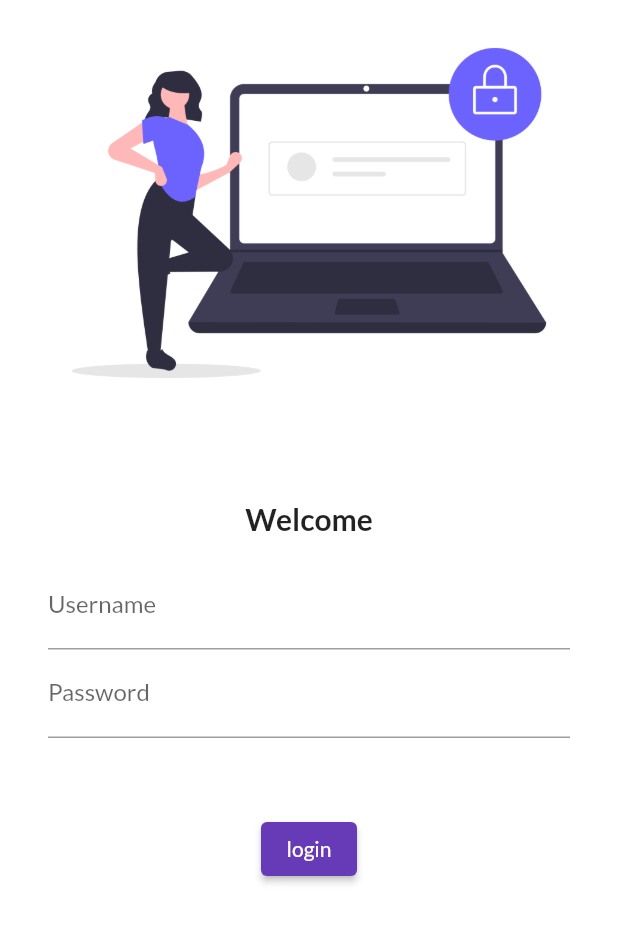
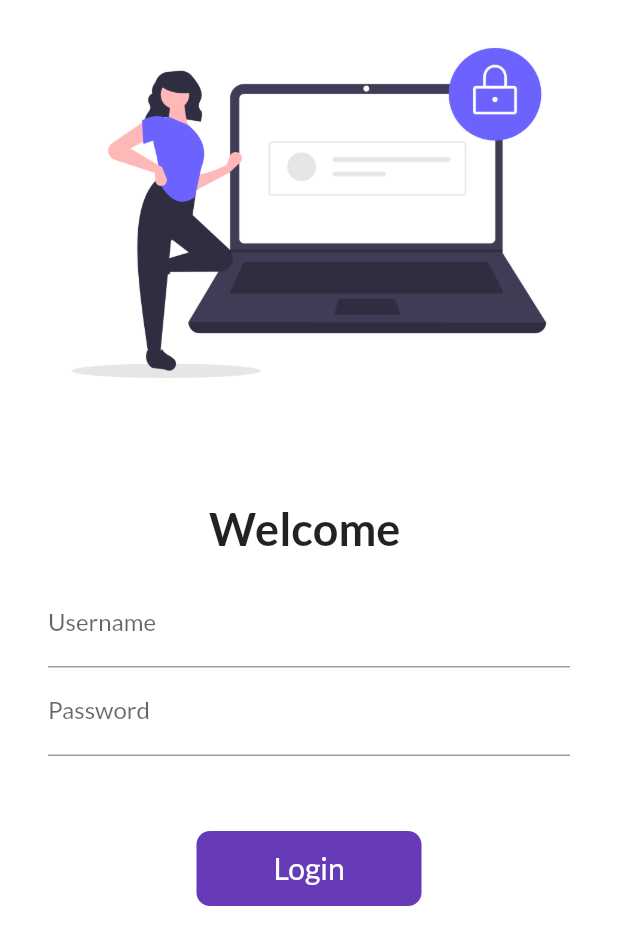
Before and after one commit to akshay-git20/30daysof_flutter, a Flutter app: the screen it shows after launch, on a phone screen of 412 x 824 dp. Shown: the top 945 px of the screen. Run offline on Flutter 3.47's test engine with Material 2 defaults, Android fonts, the phone set to English and light mode, and no system bars; our stand-ins replace google_fonts.

Commit message:
day6 completed

```diff
--- a/lib/main.dart
+++ b/lib/main.dart
@@ -1,6 +1,7 @@
 import 'package:flutter/material.dart';
 import 'package:flutter_application_1/pages/home_page.dart';
 import 'package:flutter_application_1/pages/login_page.dart';
+import 'package:flutter_application_1/utils/rotes.dart';
 import 'package:google_fonts/google_fonts.dart';
 
 void main(List<String> args) {
@@ -22,8 +23,8 @@ class MyApp extends StatelessWidget {
       darkTheme: ThemeData(brightness: Brightness.dark),
       routes: {
         "/": (context) => LoginPage(),
-        "/home": (context) => HomePage(),
-        "/login": (context) => LoginPage()
+        MyRoutes.homepage: (context) => HomePage(),
+        MyRoutes.loginpage: (context) => LoginPage()
       },
     );
   }
--- a/lib/pages/home_page.dart
+++ b/lib/pages/home_page.dart
@@ -8,7 +8,7 @@ class HomePage extends StatelessWidget {
     int day = 30;
     return Scaffold(
       appBar: AppBar(
-        title: Center(child: Text("Catelog app")),
+        title: Text("ACE"),
       ),
       body: Center(
         child: Container(
--- a/lib/pages/login_page.dart
+++ b/lib/pages/login_page.dart
@@ -2,9 +2,18 @@
 
 import 'package:flutter/material.dart';
 
-class LoginPage extends StatelessWidget {
+import '../utils/rotes.dart';
+
+class LoginPage extends StatefulWidget {
   const LoginPage({super.key});
 
+  @override
+  State<LoginPage> createState() => _LoginPageState();
+}
+
+class _LoginPageState extends State<LoginPage> {
+  String name = "";
+  bool tap = false;
   @override
   Widget build(BuildContext context) {
     return Material(
@@ -19,8 +28,8 @@ class LoginPage extends StatelessWidget {
               height: 50,
             ),
             Text(
-              "Welcome",
-              style: TextStyle(fontSize: 20, fontWeight: FontWeight.bold),
+              "Welcome $name",
+              style: TextStyle(fontSize: 30, fontWeight: FontWeight.bold),
             ),
             Padding(
               padding:
@@ -32,6 +41,10 @@ class LoginPage extends StatelessWidget {
                       hintText: "enter username",
                       labelText: "Username",
                     ),
+                    onChanged: (value) {
+                      name = value;
+                      setState(() {});
+                    },
                   ),
                   TextFormField(
                     obscureText: true,
@@ -43,13 +56,37 @@ class LoginPage extends StatelessWidget {
                   SizedBox(
                     height: 50,
                   ),
-                  ElevatedButton(
-                    child: Text("login"),
-                    onPressed: () {
-                      print("hi akshay");
+                  InkWell(
+                    onTap: () async {
+                      setState(() {
+                        tap = true;
+                      });
+                      await Future.delayed(Duration(seconds: 1));
+                        Navigator.pushNamed(context, MyRoutes.homepage);
                     },
-                    style: TextButton.styleFrom(),
+                    child: AnimatedContainer(
+                      duration: Duration(seconds: 1),
+                      width: tap ? 50 : 150,
+                      height: 50,
+                      alignment: Alignment.center,
+                      decoration: BoxDecoration(
+                          color: Colors.deepPurple,
+                          borderRadius: BorderRadius.circular(tap ? 50 : 9)),
+                      child: tap?Icon(Icons.done,color: Colors.white,):Text(
+                        "Login",
+                        style: TextStyle(color: Colors.white, fontSize: 20),
+                      ),
+                    ),
                   )
+                  // ElevatedButton(
+                  //   child: Text("Login", style: TextStyle(fontSize: 20)),
+                  //   onPressed: () {
+                  //     Navigator.pushNamed(context, MyRoutes.homepage);
+                  //   },
+                  //   style: TextButton.styleFrom(
+                  //       minimumSize: Size(100, 35),
+                  //       foregroundColor: Colors.black),
+                  // )
                 ],
               ),
             ),
--- /dev/null
+++ b/lib/utils/rotes.dart
@@ -0,0 +1,4 @@
+class MyRoutes {
+  static String homepage = "/home";
+  static String loginpage = "/login";
+}
```
